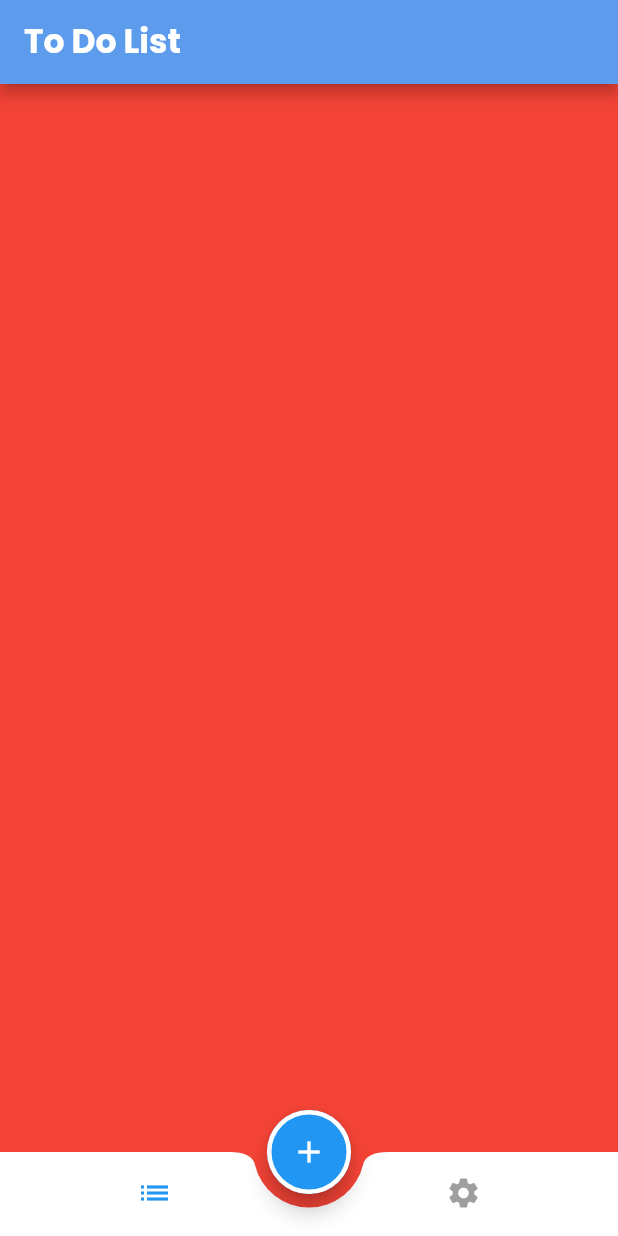
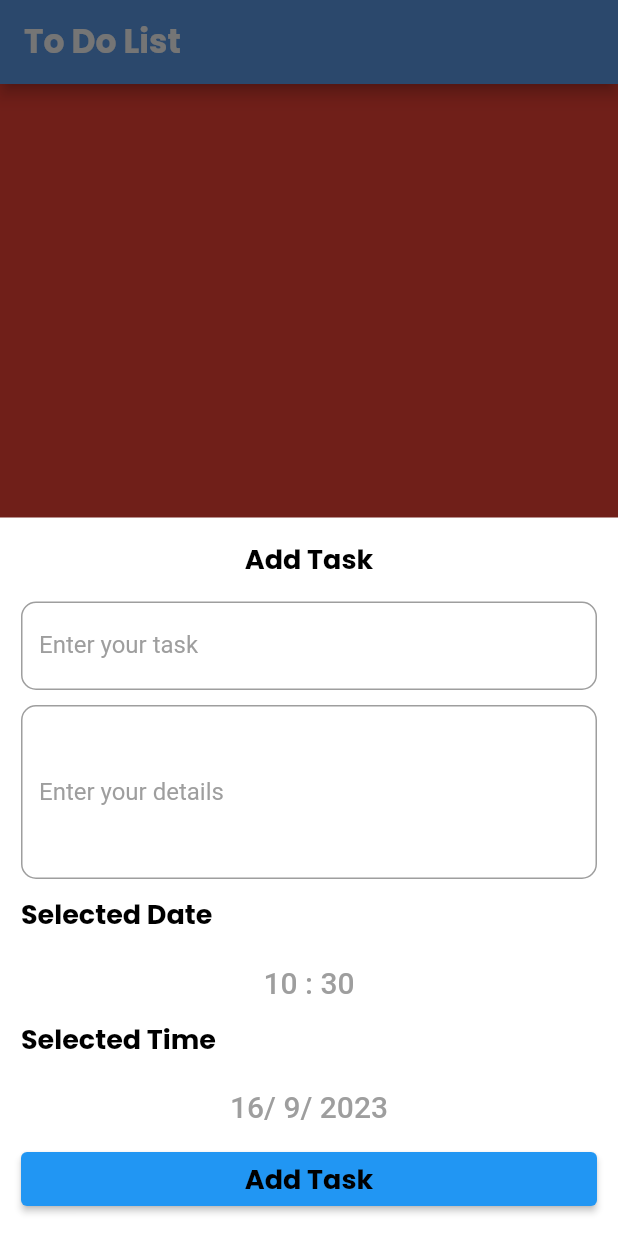
Before and after one commit to omarhamedmakram/todo, a Flutter app: the screen it shows after launch, after a tap on the "add" icon, on a phone screen of 412 x 824 dp. Run offline on Flutter 3.47's test engine with Material 2 defaults, Android fonts, the phone set to English and light mode, and no system bars; our stand-ins replace cloud_firestore, firebase_core, fluttertoast, google_fonts; accounts and stored records are empty.

Commit message:
add task_bottom_sheet   1- finish ui   2- add cloud fire store      -- add task in firebase

```diff
--- a/lib/core/theme/app_theme.dart
+++ b/lib/core/theme/app_theme.dart
@@ -19,7 +19,13 @@ class AppTheme {
         color: Colors.blue,
       ),
       unselectedIconTheme: IconThemeData(color: Colors.grey),
-      ));
+    ),
+    textTheme: TextTheme(
+      titleLarge: GoogleFonts.poppins(
+          fontSize: 18, fontWeight: FontWeight.bold, color: Colors.black),
+    ),
+    bottomSheetTheme: BottomSheetThemeData(backgroundColor: Colors.white),
+  );
 
   static ThemeData darkTheme = ThemeData(
       scaffoldBackgroundColor: Color(0xFF060E1E),
@@ -37,5 +43,10 @@ class AppTheme {
           color: Colors.blue,
         ),
         unselectedIconTheme: IconThemeData(color: Colors.grey),
-      ));
+      ),
+      textTheme: TextTheme(
+        titleLarge: GoogleFonts.poppins(
+            fontSize: 18, fontWeight: FontWeight.bold, color: Colors.white),
+      ),
+      bottomSheetTheme: BottomSheetThemeData(backgroundColor: Colors.black));
 }
--- a/lib/layout/home_layout.dart
+++ b/lib/layout/home_layout.dart
@@ -1,4 +1,5 @@
 import 'package:flutter/material.dart';
+import 'package:todo/layout/widget/add_task_bottom_sheet.dart';
 import 'package:todo/modules/settings_tab/setting_tab.dart';
 import 'package:todo/modules/task_tab/task_tab.dart';
 
@@ -24,7 +25,9 @@ class _HomeLayoutState extends State<HomeLayout> {
       ),
       floatingActionButton: FloatingActionButton(
         shape: StadiumBorder(side: BorderSide(color: Colors.white, width: 3)),
-        onPressed: () {},
+        onPressed: () {
+          showTaskBottomSheet();
+        },
         child: Icon(Icons.add),
       ),
       floatingActionButtonLocation: FloatingActionButtonLocation.centerDocked,
@@ -49,4 +52,15 @@ class _HomeLayoutState extends State<HomeLayout> {
       ),
     );
   }
+
+  showTaskBottomSheet() {
+    showModalBottomSheet(
+      context: context,
+      isScrollControlled: true,
+      builder: (context) => Padding(
+          padding:
+              EdgeInsets.only(bottom: MediaQuery.of(context).viewInsets.bottom),
+          child: AddTaskBottomSheet()),
+    );
+  }
 }
--- /dev/null
+++ b/lib/layout/widget/add_task_bottom_sheet.dart
@@ -0,0 +1,180 @@
+import 'package:flutter/material.dart';
+import 'package:todo/core/net_work/my_data_base.dart';
+import 'package:todo/core/service/toast.dart';
+import 'package:todo/model/add_task_model.dart';
+
+class AddTaskBottomSheet extends StatefulWidget {
+  @override
+  State<AddTaskBottomSheet> createState() => _AddTaskBottomSheetState();
+}
+
+class _AddTaskBottomSheetState extends State<AddTaskBottomSheet> {
+  var titleController = TextEditingController();
+  var detailsController = TextEditingController();
+  var fromKey = GlobalKey<FormState>();
+  var selectedTime = TimeOfDay.now();
+  var selectedDate = DateTime.now();
+
+  @override
+  Widget build(BuildContext context) {
+    var theme = Theme.of(context);
+    return Padding(
+      padding: const EdgeInsets.all(14.0),
+      child: Form(
+        key: fromKey,
+        child: SingleChildScrollView(
+          child: Column(
+            mainAxisSize: MainAxisSize.min,
+            children: [
+              Text("Add Task", style: theme.textTheme.titleLarge),
+              SizedBox(
+                height: 15,
+              ),
+              TextFormField(
+                controller: titleController,
+                validator: (value) {
+                  if (value == null ||
+                      value.trim().isEmpty ||
+                      value.length < 4) {
+                    return "please Enter your task";
+                  }
+                  return null;
+                },
+                style: TextStyle(color: Colors.grey),
+                decoration: InputDecoration(
+                    labelText: "Enter your task",
+                    enabledBorder: OutlineInputBorder(
+                      borderRadius: BorderRadius.circular(10.0),
+                      borderSide: BorderSide(color: Colors.grey),
+                    ),
+                    errorBorder: OutlineInputBorder(
+                        borderRadius: BorderRadius.circular(10.0),
+                        borderSide: BorderSide(color: Colors.grey)),
+                    focusedErrorBorder: OutlineInputBorder(
+                        borderRadius: BorderRadius.circular(10.0),
+                        borderSide: BorderSide(color: Colors.grey)),
+                    focusedBorder: OutlineInputBorder(
+                        borderRadius: BorderRadius.circular(10.0),
+                        borderSide: BorderSide(color: Colors.grey)),
+                    labelStyle: TextStyle(color: Colors.grey)),
+              ),
+              SizedBox(
+                height: 10,
+              ),
+              TextFormField(
+                maxLines: 4,
+                controller: detailsController,
+                validator: (value) {
+                  if (value == null ||
+                      value.trim().isEmpty ||
+                      value.length < 4) {
+                    return "please Enter your Details";
+                  }
+                  return null;
+                },
+                style: TextStyle(color: Colors.grey),
+                decoration: InputDecoration(
+                    labelText: "Enter your details",
+                    enabledBorder: OutlineInputBorder(
+                        borderRadius: BorderRadius.circular(10.0),
+                        borderSide: BorderSide(color: Colors.grey)),
+                    errorBorder: OutlineInputBorder(
+                        borderRadius: BorderRadius.circular(10.0),
+                        borderSide: BorderSide(color: Colors.grey)),
+                    focusedErrorBorder: OutlineInputBorder(
+                        borderRadius: BorderRadius.circular(10.0),
+                        borderSide: BorderSide(color: Colors.grey)),
+                    focusedBorder: OutlineInputBorder(
+                        borderRadius: BorderRadius.circular(10.0),
+                        borderSide: BorderSide(color: Colors.grey)),
+                    labelStyle: TextStyle(color: Colors.grey)),
+              ),
+              SizedBox(
+                height: 10,
+              ),
+              Container(
+                alignment: Alignment.topLeft,
+                child: Text("Selected Date", style: theme.textTheme.titleLarge),
+              ),
+              SizedBox(
+                height: 8,
+              ),
+              TextButton(
+                  onPressed: () {
+                    ShowSelectedTimePicker();
+                  },
+                  child: Text(
+                    "${selectedTime.hour} : ${selectedTime.minute}",
+                    style: TextStyle(color: Colors.grey, fontSize: 20),
+                  )),
+              Container(
+                alignment: Alignment.topLeft,
+                child: Text("Selected Time", style: theme.textTheme.titleLarge),
+              ),
+              SizedBox(
+                height: 8,
+              ),
+              TextButton(
+                  onPressed: () {
+                    ShowSelectedDatePicker();
+                  },
+                  child: Text(
+                    "${selectedDate.year} "
+                    "/${selectedDate.month} /"
+                    "${selectedDate.day}",
+                    style: TextStyle(color: Colors.grey, fontSize: 20),
+                    textDirection: TextDirection.rtl,
+                  )),
+              Container(
+                width: MediaQuery.of(context).size.width,
+                child: ElevatedButton(
+                    onPressed: () {
+                      if (fromKey.currentState!.validate()) {
+                        AddTaskModel addTaskModel = AddTaskModel(
+                            title: titleController.text,
+                            details: detailsController.text,
+                            date: selectedDate.toString(),
+                            time: selectedTime.toString());
+                        MyDataBase.addTask(addTaskModel).then((value) {
+                          Tost.tost("A task has been added");
+                          Navigator.pop(context);
+                        });
+                      }
+                    },
+                    child: Text("Add Task", style: theme.textTheme.titleLarge)),
+              )
+            ],
+          ),
+        ),
+      ),
+    );
+  }
+
+  ShowSelectedTimePicker() {
+    showTimePicker(
+      context: context,
+      initialTime: TimeOfDay.now(),
+    ).then((value) {
+      setState(() {
+        if (value != null) {
+          selectedTime = value;
+        }
+      });
+    });
+  }
+
+  ShowSelectedDatePicker() {
+    showDatePicker(
+            context: context,
+            initialDate: selectedDate,
+            firstDate: DateTime.now(),
+            lastDate: DateTime.now().add(Duration(days: 365)))
+        .then((value) {
+      setState(() {
+        if (value != null) {
+          selectedDate = value;
+        }
+      });
+    });
+  }
+}
--- a/lib/main.dart
+++ b/lib/main.dart
@@ -1,9 +1,15 @@
+import 'package:firebase_core/firebase_core.dart';
 import 'package:flutter/material.dart';
 import 'package:todo/core/theme/app_theme.dart';
+import 'package:todo/firebase_options.dart';
 
 import 'layout/home_layout.dart';
 
-void main() {
+void main() async {
+  WidgetsFlutterBinding.ensureInitialized();
+  await Firebase.initializeApp(
+    options: DefaultFirebaseOptions.currentPlatform,
+  );
   runApp(const MyApp());
 }
 
@@ -17,6 +23,7 @@ class MyApp extends StatelessWidget {
       debugShowCheckedModeBanner: false,
       theme: AppTheme.lightTheme,
       darkTheme: AppTheme.darkTheme,
+      themeMode: ThemeMode.light,
       title: 'To Do App',
       initialRoute: HomeLayout.routeName,
       routes: {HomeLayout.routeName: (context) => HomeLayout()},
--- /dev/null
+++ b/lib/model/add_task_model.dart
@@ -0,0 +1,29 @@
+class AddTaskModel {
+  static const String collection = "Task";
+  String? id;
+  String? title;
+  String? details;
+  String? time;
+  String? date;
+
+  AddTaskModel({this.id, this.title, this.date, this.time, this.details});
+
+  AddTaskModel.fromFireStore(Map<String, dynamic> json)
+      : this(
+          id: json["id"],
+          title: json["title"],
+          time: json["time"],
+          date: json["date"],
+          details: json["details"],
+        );
+
+  Map<String, dynamic> toFireStore() {
+    return {
+      "id": id,
+      "title": title,
+      "time": time,
+      "date": date,
+      "details": details,
+    };
+  }
+}
--- a/pubspec.yaml
+++ b/pubspec.yaml
@@ -36,6 +36,9 @@ dependencies:
   # Use with the CupertinoIcons class for iOS style icons.
   cupertino_icons: ^1.0.2
   google_fonts: ^6.0.0
+  firebase_core: ^2.15.1
+  cloud_firestore: ^4.9.1
+  fluttertoast: ^8.2.2
 
 dev_dependencies:
   flutter_test:
```
Also changed, not shown: lib/core/net_work/my_data_base.dart (added, +23 -0 lines), lib/core/service/toast.dart (added, +15 -0 lines), lib/firebase_options.dart (added), pubspec.lock, 10 other files. Lines whose indentation alone changed are shown as unchanged.
